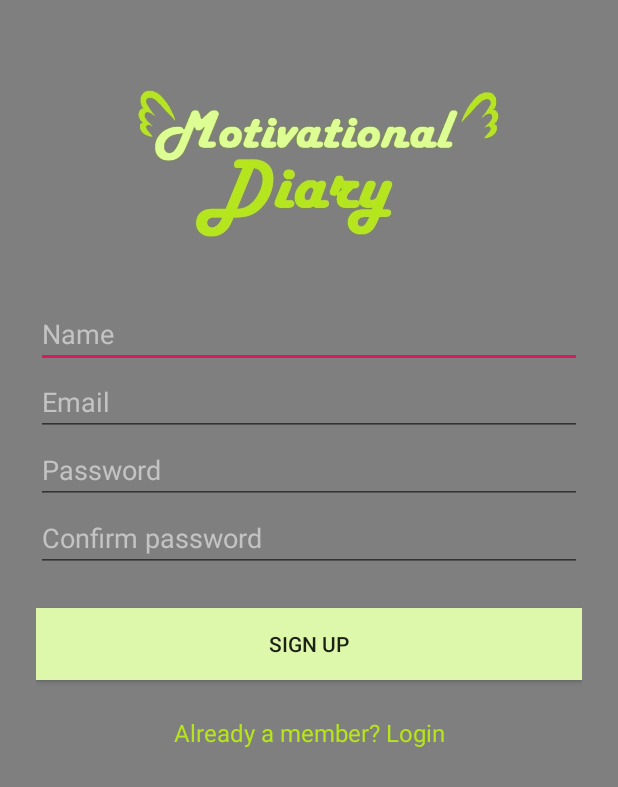
After one commit to egorbolt/diary, an Android app: the layout activity_signup.xml on its own in the app's theme, with its tools: preview values and no code run, on a phone screen of 412 x 824 dp. The commit adds this screen. Shown: the top 787 px of the screen. Run offline under Robolectric (Android 15) with nearby library versions, the phone set to English and light mode, and no system bars.

Commit message:
added signup activity

```diff
--- a/diary/MotivationalDiary/app/build.gradle
+++ b/diary/MotivationalDiary/app/build.gradle
@@ -22,6 +22,8 @@ dependencies {
     implementation fileTree(dir: 'libs', include: ['*.jar'])
     implementation 'com.android.support:appcompat-v7:28.0.0'
     implementation 'com.android.support.constraint:constraint-layout:1.1.3'
+    implementation 'com.squareup.okhttp3:okhttp:3.10.0'
+
     testImplementation 'junit:junit:4.12'
     androidTestImplementation 'com.android.support.test:runner:1.0.2'
     androidTestImplementation 'com.android.support.test.espresso:espresso-core:3.0.2'
--- a/diary/MotivationalDiary/app/src/main/java/diaryteam/nsu/ru/motivationaldiary/MainActivity.java
+++ b/diary/MotivationalDiary/app/src/main/java/diaryteam/nsu/ru/motivationaldiary/MainActivity.java
@@ -3,11 +3,15 @@ package diaryteam.nsu.ru.motivationaldiary;
 import android.support.v7.app.AppCompatActivity;
 import android.os.Bundle;
 
+import okhttp3.OkHttpClient;
+
 public class MainActivity extends AppCompatActivity {
+    public static OkHttpClient client = new OkHttpClient();
 
     @Override
     protected void onCreate(Bundle savedInstanceState) {
         super.onCreate(savedInstanceState);
         setContentView(R.layout.activity_main);
+
     }
 }
--- /dev/null
+++ b/diary/MotivationalDiary/app/src/main/res/layout/activity_signup.xml
@@ -0,0 +1,71 @@
+<?xml version="1.0" encoding="utf-8"?>
+<ScrollView
+    xmlns:android="http://schemas.android.com/apk/res/android"
+    android:layout_width="fill_parent"
+    android:layout_height="fill_parent"
+    android:fitsSystemWindows="true"
+    android:background="@color/gray">
+
+    <LinearLayout
+        android:orientation="vertical"
+        android:layout_width="match_parent"
+        android:layout_height="wrap_content"
+        android:paddingTop="56dp"
+        android:paddingLeft="24dp"
+        android:paddingRight="24dp">
+
+        <ImageView android:src="@drawable/logo"
+            android:layout_width="wrap_content"
+            android:layout_height="120dp"
+            android:layout_marginBottom="24dp"
+            android:layout_gravity="center_horizontal" />
+
+        <EditText android:id="@+id/name"
+            android:layout_width="match_parent"
+            android:layout_height="wrap_content"
+            android:inputType="textCapWords"
+            android:textColorHint="@color/lightGray"
+            android:hint="Name" />
+
+        <EditText android:id="@+id/email"
+            android:layout_width="match_parent"
+            android:layout_height="wrap_content"
+            android:inputType="textEmailAddress"
+            android:textColorHint="@color/lightGray"
+            android:hint="Email" />
+
+        <EditText android:id="@+id/password"
+            android:layout_width="match_parent"
+            android:layout_height="wrap_content"
+            android:inputType="textPassword"
+            android:textColorHint="@color/lightGray"
+            android:hint="Password"/>
+
+        <EditText android:id="@+id/passwordConfirm"
+            android:layout_width="match_parent"
+            android:layout_height="wrap_content"
+            android:inputType="textPassword"
+            android:textColorHint="@color/lightGray"
+            android:hint="Confirm password"/>
+
+        <android.support.v7.widget.AppCompatButton
+            android:background="@color/lightGreen"
+            android:id="@+id/signupButton"
+            android:layout_width="fill_parent"
+            android:layout_height="wrap_content"
+            android:layout_marginTop="24dp"
+            android:layout_marginBottom="24dp"
+            android:padding="12dp"
+            android:text="Sign up"/>
+
+        <TextView android:id="@+id/backToLogin"
+            android:layout_width="fill_parent"
+            android:layout_height="wrap_content"
+            android:layout_marginBottom="24dp"
+            android:text="Already a member? Login"
+            android:textColor="@color/green"
+            android:gravity="center"
+            android:textSize="16dip"/>
+
+    </LinearLayout>
+</ScrollView>
--- a/diary/MotivationalDiary/app/src/main/res/values/colors.xml
+++ b/diary/MotivationalDiary/app/src/main/res/values/colors.xml
@@ -3,4 +3,8 @@
     <color name="colorPrimary">#008577</color>
     <color name="colorPrimaryDark">#00574B</color>
     <color name="colorAccent">#D81B60</color>
+    <color name="gray">#7f7f7f</color>
+    <color name="lightGray">#c3c3c3</color>
+    <color name="lightGreen">#ddf8ab</color>
+    <color name="green">#b6e51b</color>
 </resources>
```
Also changed, not shown: diary/MotivationalDiary/app/src/main/java/diaryteam/nsu/ru/motivationaldiary/SignupActivity.java (added, +138 -0 lines), diary/MotivationalDiary/app/src/main/java/diaryteam/nsu/ru/motivationaldiary/entity_models/UserInfo.java (added, +49 -0 lines), diary/MotivationalDiary/app/src/main/res/drawable/logo.jpg (added), diary/MotivationalDiary/settings.gradle (line endings or trailing spaces).
